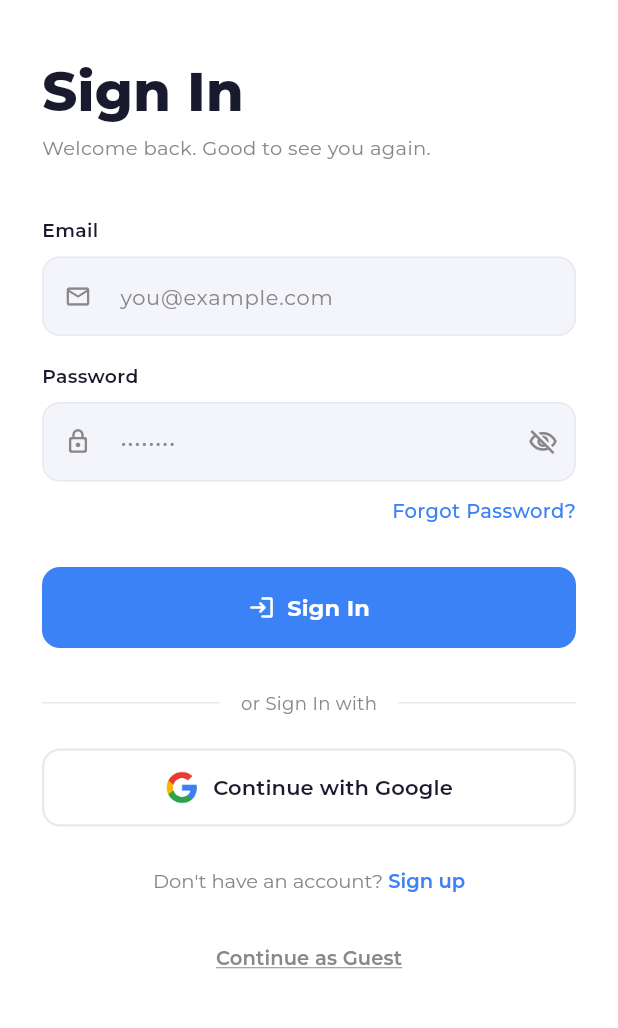
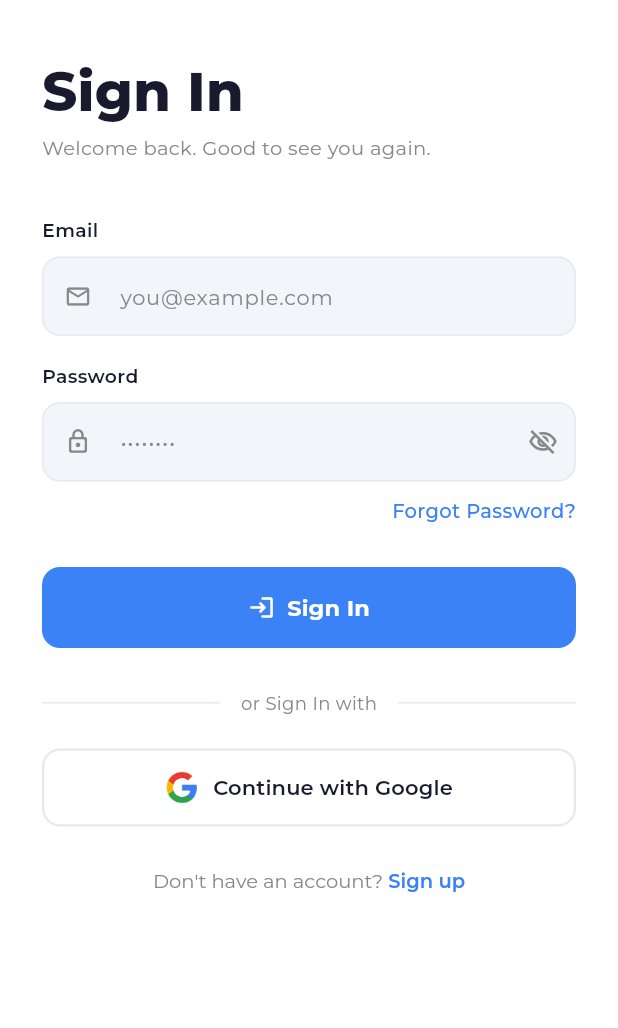
Before and after one commit to mjengonetworks/mjengohub, a Flutter app: the LoginScreen screen opened by its route, on a phone screen of 412 x 824 dp, the part 99-1127 px from its top. Run offline on Flutter 3.47's test engine with Material 3 defaults, Android fonts, the phone set to English and light mode, and no system bars; our stand-ins replace connectivity_plus, firebase_auth, firebase_core, get, google_fonts, google_sign_in and 4 more; accounts and stored records are empty; network calls fail; statements that could not run were skipped.

Commit message:
feat(auth): unmask google sign-in errors and remove guest login

```diff
--- a/lib/auth/controllers/mjengo_auth_controller.dart
+++ b/lib/auth/controllers/mjengo_auth_controller.dart
@@ -181,7 +181,7 @@ class MjengoAuthController extends GetxController {
         _setError(_extractError(response.body));
       }
     } catch (e) {
-      _setError('An unexpected error occurred. Please try again.');
+      print('Google Sign-In caught error: $e'); _setError('Error: $e');
     } finally {
       _setLoading(false);
     }
@@ -234,7 +234,7 @@ class MjengoAuthController extends GetxController {
         _setError(_extractError(response.body));
       }
     } catch (e) {
-      _setError('An unexpected error occurred. Please try again.');
+      print('Google Sign-In caught error: $e'); _setError('Error: $e');
     } finally {
       _setLoading(false);
     }
@@ -301,7 +301,7 @@ class MjengoAuthController extends GetxController {
         _setError('Google sign-in failed. Please try again.');
       }
     } catch (e) {
-      _setError('An unexpected error occurred. Please try again.');
+      print('Google Sign-In caught error: $e'); _setError('Error: $e');
     } finally {
       _setLoading(false);
     }
--- a/lib/auth/screens/login_screen.dart
+++ b/lib/auth/screens/login_screen.dart
@@ -97,8 +97,7 @@ class _LoginScreenState extends State<LoginScreen> {
                   : _LoginForm(key: const ValueKey('login')),
             ),
 
-            const SizedBox(height: 20),
-            _GuestButton(),
+
           ],
         ),
       ),
```
